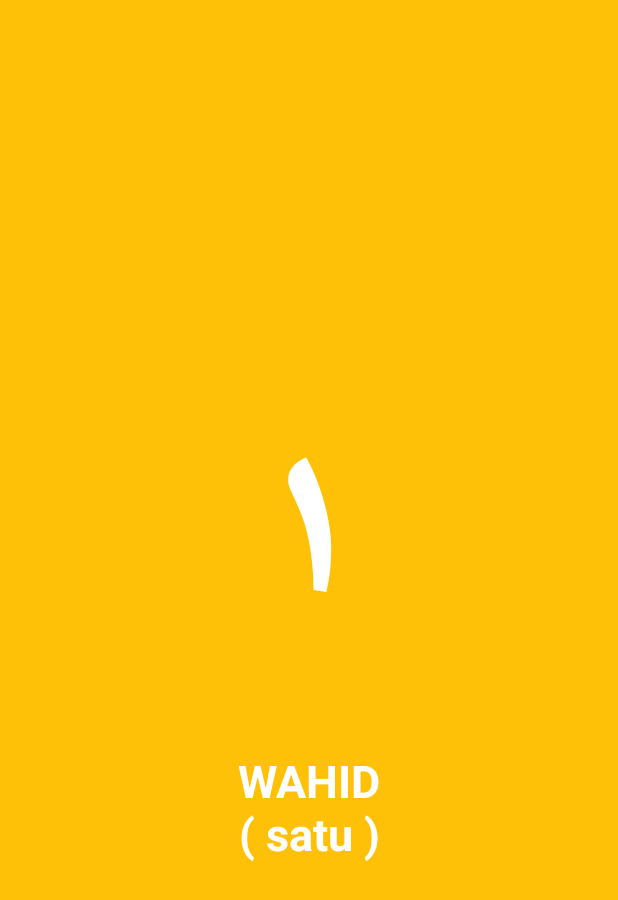
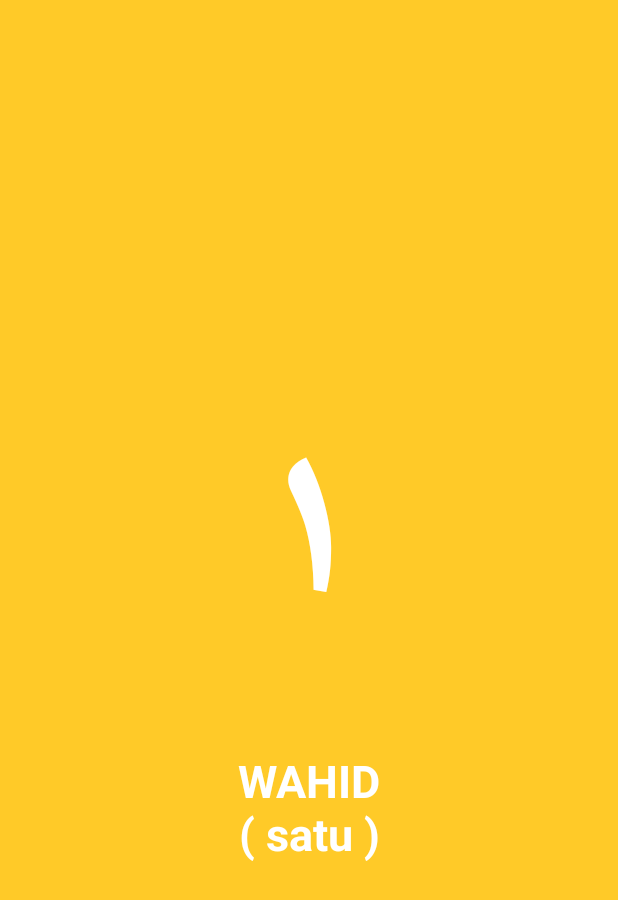
Before and after one commit to Anrecky/GameEdukasiAnakIslamiAndroid, an Android app: the layout activity_learn_detail.xml on its own in the app's theme, with its tools: preview values and no code run, on a phone screen of 412 x 824 dp. Shown: the top 900 px of the screen. Run offline under Robolectric (Android 15) with nearby library versions, the phone set to English and light mode, and no system bars; Roboto replaces fonts that are not available here.

Commit message:
Change color background and set text (change hardcoded text)

```diff
--- a/app/src/main/res/layout/activity_learn_detail.xml
+++ b/app/src/main/res/layout/activity_learn_detail.xml
@@ -4,7 +4,7 @@
     xmlns:tools="http://schemas.android.com/tools"
     android:layout_width="match_parent"
     android:layout_height="match_parent"
-    android:background="#FFC107"
+    android:background="?colorPrimary"
     tools:context=".LearnDetailActivity">
 
     <TextView
@@ -22,7 +22,8 @@
         app:layout_constraintBottom_toBottomOf="parent"
         app:layout_constraintEnd_toEndOf="parent"
         app:layout_constraintStart_toStartOf="parent"
-        app:layout_constraintTop_toTopOf="parent" />
+        app:layout_constraintTop_toTopOf="parent"
+        tools:ignore="HardcodedText" />
 
     <TextView
         android:id="@+id/description"
@@ -37,6 +38,7 @@
         android:layout_marginTop="10dp"
         app:layout_constraintEnd_toEndOf="parent"
         app:layout_constraintStart_toStartOf="parent"
-        app:layout_constraintTop_toBottomOf="@id/arabic" />
+        app:layout_constraintTop_toBottomOf="@id/arabic"
+        tools:ignore="HardcodedText" />
 
 </androidx.constraintlayout.widget.ConstraintLayout>
```
